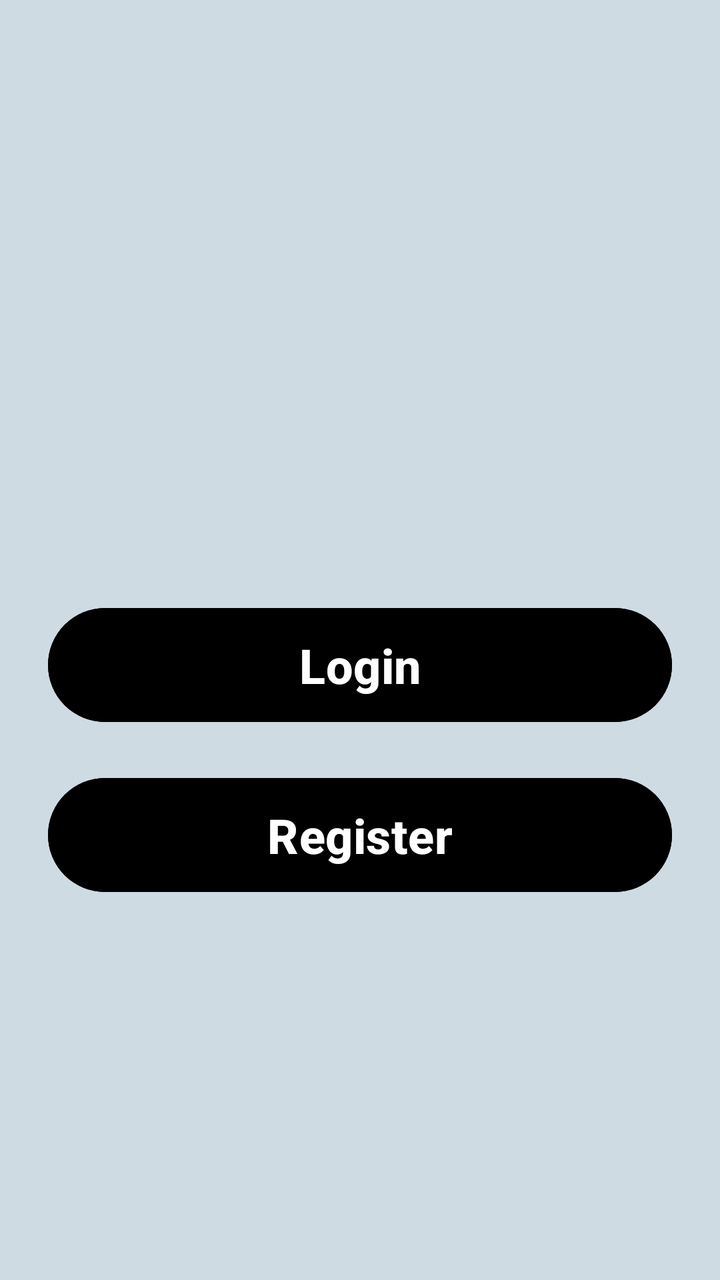
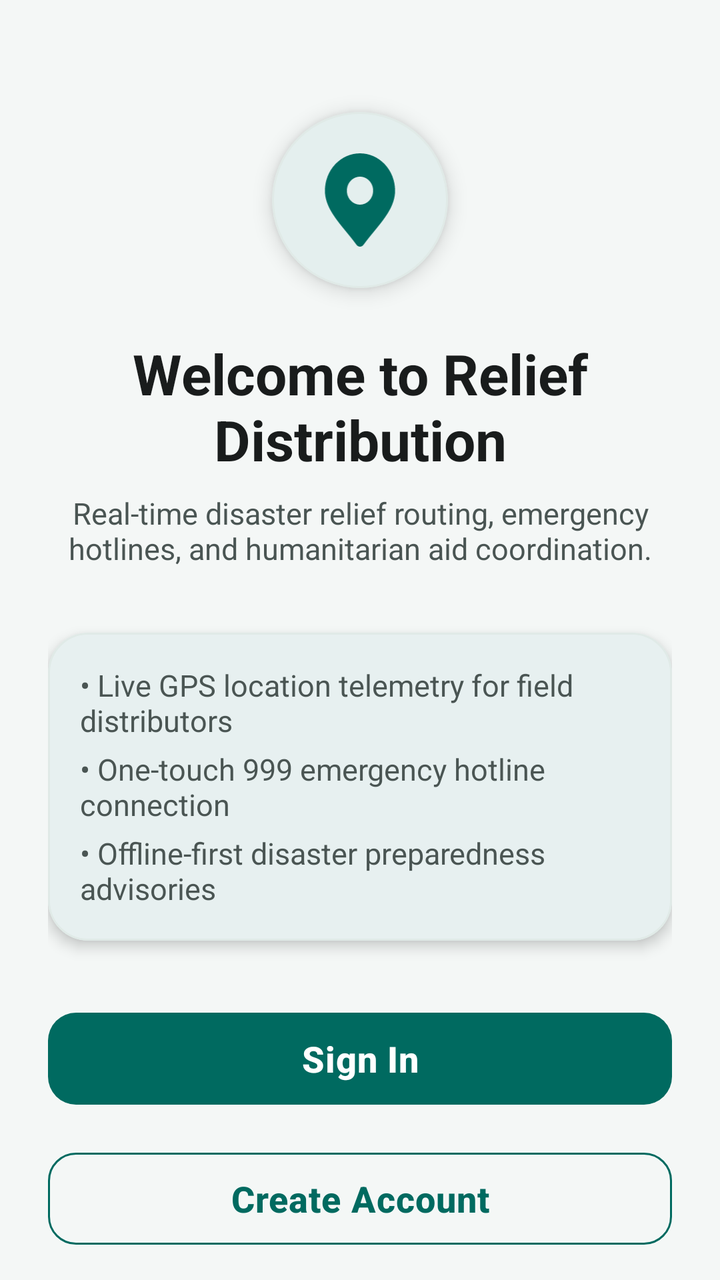

Before-and-after screenshots of an Android layout around one commit, followed by the original layout XML and the change that was made.
<!-- AndroidManifest.xml: application theme Theme.ReliefDistribution -->
<!-- res/layout/activity_welcome.xml -->
<?xml version="1.0" encoding="utf-8"?>
<LinearLayout xmlns:android="http://schemas.android.com/apk/res/android"
    xmlns:app="http://schemas.android.com/apk/res-auto"
    xmlns:tools="http://schemas.android.com/tools"
    android:layout_width="match_parent"
    android:layout_height="match_parent"
    android:orientation="vertical"
    tools:context=".WelcomeActivity"
    android:background="#CFDBE3">

    <Button
        android:id="@+id/btLogin"
        android:layout_width="312dp"
        android:layout_height="65dp"
        android:layout_gravity="center"
        android:layout_marginBottom="10dp"
        android:backgroundTint="@color/black"
        android:text="Login"
        android:textColor="@color/white"
        android:textColorLink="@color/black"
        android:textSize="24sp"
        android:textStyle="bold"
        android:layout_marginTop="300dp"/>

    <Button
        android:id="@+id/btRegister"
        android:layout_width="312dp"
        android:layout_height="65dp"
        android:layout_gravity="center"
        android:layout_marginTop="10dp"
        android:backgroundTint="@color/black"
        android:text="Register"
        android:textColor="@color/white"
        android:textSize="24sp"
        android:textStyle="bold" />
</LinearLayout>
<!-- resources referenced by this layout -->
<resources>
  <color name="black">#FF000000</color>
  <color name="white">#FFFFFFFF</color>
  <style name="Base.Theme.ReliefDistribution" parent="Theme.Material3.DayNight.NoActionBar">
          <item name="colorPrimary">@color/black</item>
          <item name="colorPrimaryVariant">@color/black</item>
          <item name="colorOnPrimary">@color/black</item>
      </style>
  <!-- unchanged entries left out for length: 1 -->
</resources>

<!-- the commit's change to res/layout/activity_welcome.xml (unified diff, before → after) -->
@@ -1,36 +1,140 @@
 <?xml version="1.0" encoding="utf-8"?>
-<LinearLayout xmlns:android="http://schemas.android.com/apk/res/android"
+<androidx.core.widget.NestedScrollView xmlns:android="http://schemas.android.com/apk/res/android"
     xmlns:app="http://schemas.android.com/apk/res-auto"
     xmlns:tools="http://schemas.android.com/tools"
     android:layout_width="match_parent"
     android:layout_height="match_parent"
-    android:orientation="vertical"
-    tools:context=".WelcomeActivity"
-    android:background="#CFDBE3">
+    android:fillViewport="true"
+    android:background="@color/background"
+    tools:context=".WelcomeActivity">
 
-    <Button
-        android:id="@+id/btLogin"
-        android:layout_width="312dp"
-        android:layout_height="65dp"
-        android:layout_gravity="center"
-        android:layout_marginBottom="10dp"
-        android:backgroundTint="@color/black"
-        android:text="Login"
-        android:textColor="@color/white"
-        android:textColorLink="@color/black"
-        android:textSize="24sp"
-        android:textStyle="bold"
-        android:layout_marginTop="300dp"/>
+    <androidx.constraintlayout.widget.ConstraintLayout
+        android:layout_width="match_parent"
+        android:layout_height="match_parent"
+        android:padding="@dimen/spacing_l">
 
-    <Button
-        android:id="@+id/btRegister"
-        android:layout_width="312dp"
-        android:layout_height="65dp"
-        android:layout_gravity="center"
-        android:layout_marginTop="10dp"
-        android:backgroundTint="@color/black"
-        android:text="Register"
-        android:textColor="@color/white"
-        android:textSize="24sp"
-        android:textStyle="bold" />
-</LinearLayout>
+        
+        <com.google.android.material.card.MaterialCardView
+            android:id="@+id/cardWelcomeIcon"
+            style="@style/Widget.Relief.CardView"
+            android:layout_width="88dp"
+            android:layout_height="88dp"
+            android:layout_marginTop="@dimen/spacing_xl"
+            app:cardCornerRadius="44dp"
+            app:cardElevation="6dp"
+            app:layout_constraintEnd_toEndOf="parent"
+            app:layout_constraintStart_toStartOf="parent"
+            app:layout_constraintTop_toTopOf="parent">
+
+            <ImageView
+                android:layout_width="match_parent"
+                android:layout_height="match_parent"
+                android:contentDescription="@string/logo_content_desc"
+                android:padding="@dimen/spacing_m"
+                android:src="@drawable/location_icon"
+                app:tint="@color/primary" />
+        </com.google.android.material.card.MaterialCardView>
+
+        
+        <TextView
+            android:id="@+id/tvWelcomeTitle"
+            android:layout_width="0dp"
+            android:layout_height="wrap_content"
+            android:layout_marginTop="@dimen/spacing_l"
+            android:gravity="center"
+            android:text="Welcome to Relief Distribution"
+            android:textColor="@color/text_primary"
+            android:textSize="@dimen/text_size_display"
+            android:textStyle="bold"
+            app:layout_constraintEnd_toEndOf="parent"
+            app:layout_constraintStart_toStartOf="parent"
+            app:layout_constraintTop_toBottomOf="@id/cardWelcomeIcon" />
+
+        
+        <TextView
+            android:id="@+id/tvWelcomeSubtitle"
+            android:layout_width="0dp"
+            android:layout_height="wrap_content"
+            android:layout_marginTop="@dimen/spacing_s"
+            android:gravity="center"
+            android:text="Real-time disaster relief routing, emergency hotlines, and humanitarian aid coordination."
+            android:textColor="@color/text_secondary"
+            android:textSize="@dimen/text_size_body"
+            app:layout_constraintEnd_toEndOf="parent"
+            app:layout_constraintStart_toStartOf="parent"
+            app:layout_constraintTop_toBottomOf="@id/tvWelcomeTitle" />
+
+        
+        <com.google.android.material.card.MaterialCardView
+            android:id="@+id/cardHighlights"
+            style="@style/Widget.Relief.CardView"
+            android:layout_width="0dp"
+            android:layout_height="wrap_content"
+            android:layout_marginTop="@dimen/spacing_xl"
+            android:layout_marginBottom="@dimen/spacing_xl"
+            app:layout_constraintBottom_toTopOf="@id/btLogin"
+            app:layout_constraintEnd_toEndOf="parent"
+            app:layout_constraintStart_toStartOf="parent"
+            app:layout_constraintTop_toBottomOf="@id/tvWelcomeSubtitle"
+            app:layout_constraintVertical_bias="0.3">
+
+            <LinearLayout
+                android:layout_width="match_parent"
+                android:layout_height="wrap_content"
+                android:orientation="vertical"
+                android:padding="@dimen/spacing_m">
+
+                <TextView
+                    android:layout_width="wrap_content"
+                    android:layout_height="wrap_content"
+                    android:text="• Live GPS location telemetry for field distributors"
+                    android:textColor="@color/text_secondary"
+                    android:textSize="@dimen/text_size_body"
+                    android:layout_marginBottom="@dimen/spacing_xs" />
+
+                <TextView
+                    android:layout_width="wrap_content"
+                    android:layout_height="wrap_content"
+                    android:text="• One-touch 999 emergency hotline connection"
+                    android:textColor="@color/text_secondary"
+                    android:textSize="@dimen/text_size_body"
+                    android:layout_marginBottom="@dimen/spacing_xs" />
+
+                <TextView
+                    android:layout_width="wrap_content"
+                    android:layout_height="wrap_content"
+                    android:text="• Offline-first disaster preparedness advisories"
+                    android:textColor="@color/text_secondary"
+                    android:textSize="@dimen/text_size_body" />
+
+            </LinearLayout>
+        </com.google.android.material.card.MaterialCardView>
+
+        
+        <com.google.android.material.button.MaterialButton
+            android:id="@+id/btLogin"
+            style="@style/Widget.Relief.Button.Primary"
+            android:layout_width="0dp"
+            android:layout_height="@dimen/button_height"
+            android:layout_marginBottom="@dimen/spacing_m"
+            android:text="Sign In"
+            android:textSize="@dimen/text_size_title"
+            app:layout_constraintBottom_toTopOf="@id/btRegister"
+            app:layout_constraintEnd_toEndOf="parent"
+            app:layout_constraintStart_toStartOf="parent" />
+
+        
+        <com.google.android.material.button.MaterialButton
+            android:id="@+id/btRegister"
+            style="@style/Widget.Relief.Button.Outlined"
+            android:layout_width="0dp"
+            android:layout_height="@dimen/button_height"
+            android:layout_marginBottom="@dimen/spacing_l"
+            android:text="Create Account"
+            android:textSize="@dimen/text_size_title"
+            app:layout_constraintBottom_toBottomOf="parent"
+            app:layout_constraintEnd_toEndOf="parent"
+            app:layout_constraintStart_toStartOf="parent" />
+
+    </androidx.constraintlayout.widget.ConstraintLayout>
+</androidx.core.widget.NestedScrollView>
<!-- resource entries referenced after the edit -->
@@ -1,12 +1,98 @@
 <!-- resources referenced by this layout -->
 <resources>
-  <color name="black">#FF000000</color>
-  <color name="white">#FFFFFFFF</color>
+  <color name="background">#F4F7F6</color>
+  <color name="primary">#006A60</color>
+  <color name="text_primary">#191C1C</color>
+  <color name="text_secondary">#4A5553</color>
+  <dimen name="button_height">54dp</dimen>
+  <dimen name="spacing_l">24dp</dimen>
+  <dimen name="spacing_m">16dp</dimen>
+  <dimen name="spacing_s">8dp</dimen>
+  <dimen name="spacing_xl">32dp</dimen>
+  <dimen name="spacing_xs">4dp</dimen>
+  <dimen name="text_size_body">15sp</dimen>
+  <dimen name="text_size_display">28sp</dimen>
+  <dimen name="text_size_title">18sp</dimen>
+  <!-- drawable location_icon (drawable) -->
+  <vector xmlns:android="http://schemas.android.com/apk/res/android"
+      android:width="31dp"
+      android:height="33dp"
+      android:viewportWidth="31"
+      android:viewportHeight="33">
+    <path
+        android:pathData="M15.5,2.75C12.76,2.753 10.134,3.913 8.197,5.975C6.259,8.038 5.17,10.834 5.167,13.75C5.167,18.226 8.219,21.942 11.452,25.876C12.475,27.122 13.534,28.41 14.477,29.714C14.598,29.88 14.753,30.015 14.93,30.108C15.107,30.201 15.302,30.249 15.5,30.249C15.698,30.249 15.893,30.201 16.07,30.108C16.247,30.015 16.402,29.88 16.523,29.714C17.466,28.41 18.525,27.122 19.548,25.876C22.781,21.942 25.833,18.226 25.833,13.75C25.83,10.834 24.74,8.038 22.803,5.975C20.866,3.913 18.24,2.753 15.5,2.75ZM15.5,17.875C14.734,17.875 13.984,17.633 13.347,17.18C12.71,16.727 12.213,16.082 11.92,15.329C11.627,14.575 11.55,13.745 11.699,12.945C11.849,12.145 12.218,11.41 12.76,10.833C13.302,10.256 13.992,9.863 14.744,9.704C15.496,9.545 16.275,9.627 16.983,9.939C17.691,10.251 18.296,10.78 18.722,11.458C19.148,12.137 19.375,12.934 19.375,13.75C19.375,14.844 18.967,15.893 18.24,16.667C17.513,17.44 16.528,17.875 15.5,17.875Z"
+        android:fillColor="#000000"/>
+  </vector>
+  <string name="logo_content_desc">Relief distribution system hero illustration</string>
+  <style name="Widget.Relief.Button.Outlined" parent="Widget.Material3.Button.OutlinedButton">
+          <item name="cornerRadius">@dimen/button_corner_radius</item>
+          <item name="strokeColor">@color/primary</item>
+          <item name="android:textColor">@color/primary</item>
+          <item name="android:textStyle">bold</item>
+          <item name="android:minHeight">@dimen/button_height</item>
+      </style>
+  <style name="Widget.Relief.Button.Primary" parent="Widget.Material3.Button">
+          <item name="cornerRadius">@dimen/button_corner_radius</item>
+          <item name="backgroundTint">@color/primary</item>
+          <item name="android:textColor">@color/on_primary</item>
+          <item name="android:textStyle">bold</item>
+          <item name="android:minHeight">@dimen/button_height</item>
+          <item name="android:letterSpacing">0.02</item>
+      </style>
+  <style name="Widget.Relief.CardView" parent="Widget.Material3.CardView.Elevated">
+          <item name="cardCornerRadius">@dimen/card_corner_radius</item>
+          <item name="cardElevation">4dp</item>
+          <item name="cardBackgroundColor">@color/card_surface</item>
+          <item name="strokeColor">@color/card_stroke</item>
+          <item name="strokeWidth">1dp</item>
+      </style>
+  <dimen name="button_corner_radius">14dp</dimen>
+  <color name="on_primary">#FFFFFF</color>
+  <dimen name="card_corner_radius">20dp</dimen>
+  <color name="card_surface">#FFFFFF</color>
+  <color name="card_stroke">#E0EAE7</color>
   <style name="Base.Theme.ReliefDistribution" parent="Theme.Material3.DayNight.NoActionBar">
-          <item name="colorPrimary">@color/black</item>
-          <item name="colorPrimaryVariant">@color/black</item>
-          <item name="colorOnPrimary">@color/black</item>
+          
+          <item name="colorPrimary">@color/primary</item>
+          <item name="colorOnPrimary">@color/on_primary</item>
+          <item name="colorPrimaryContainer">@color/primary_container</item>
+          <item name="colorOnPrimaryContainer">@color/on_primary_container</item>
+  
+          
+          <item name="colorSecondary">@color/secondary</item>
+          <item name="colorOnSecondary">@color/on_secondary</item>
+  
+          
+          <item name="android:windowBackground">@color/background</item>
+          <item name="colorSurface">@color/surface</item>
+          <item name="colorOnSurface">@color/on_surface</item>
+          <item name="colorSurfaceVariant">@color/surface_variant</item>
+          <item name="colorOnSurfaceVariant">@color/on_surface_variant</item>
+  
+          
+          <item name="colorError">@color/emergency_red</item>
+          <item name="colorOnError">@color/on_emergency</item>
+  
+          
+          <item name="android:statusBarColor">@color/primary</item>
+          <item name="android:windowLightStatusBar">false</item>
+          <item name="android:navigationBarColor">@color/surface</item>
+          <item name="android:windowLightNavigationBar" tools:targetApi="27">true</item>
+  
+          
+          <item name="materialCardViewStyle">@style/Widget.Relief.CardView</item>
+          <item name="materialButtonStyle">@style/Widget.Relief.Button.Primary</item>
       </style>
+  <color name="primary_container">#CCE8E3</color>
+  <color name="on_primary_container">#00201D</color>
+  <color name="secondary">#4A635F</color>
+  <color name="on_secondary">#FFFFFF</color>
+  <color name="surface">#FFFFFF</color>
+  <color name="on_surface">#191C1C</color>
+  <color name="surface_variant">#EAEFED</color>
+  <color name="on_surface_variant">#3F4947</color>
+  <color name="emergency_red">#D32F2F</color>
+  <color name="on_emergency">#FFFFFF</color>
   <!-- unchanged entries left out for length: 1 -->
 </resources>
 
